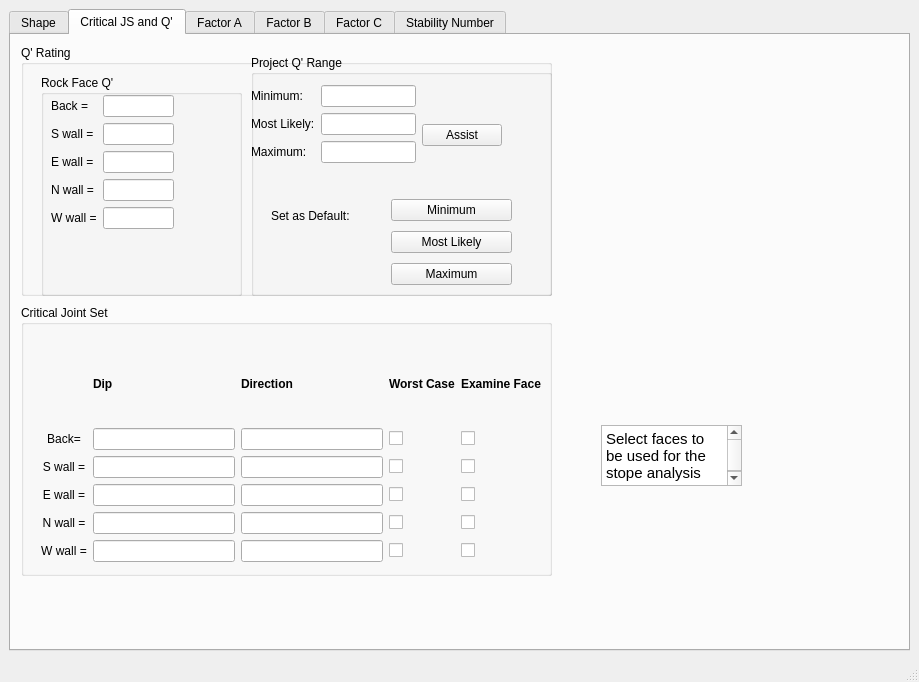
Above: mining.ui from amithreddy/ground-control-tool before the change. Below: the same form after it.
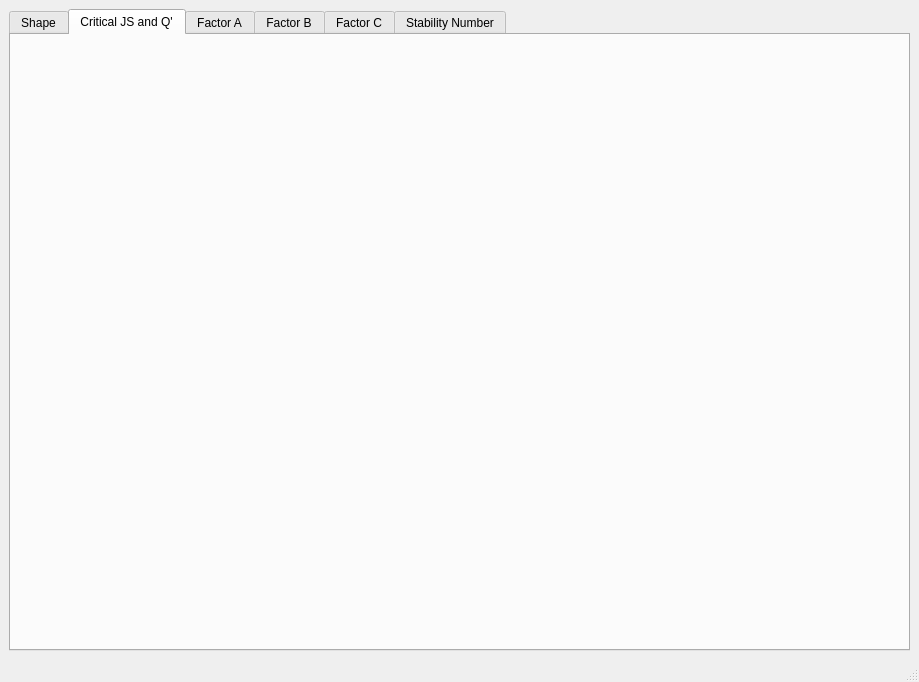
That is the form after the change. The open tabs and pages were chosen to show the change.

```diff
--- a/mining.ui
+++ b/mining.ui
@@ -51,523 +51,6 @@
          <attribute name="title">
           <string>Critical JS and Q'</string>
          </attribute>
-         <widget class="QGroupBox" name="groupBox_3">
-          <property name="geometry">
-           <rect>
-            <x>10</x>
-            <y>10</y>
-            <width>531</width>
-            <height>251</height>
-           </rect>
-          </property>
-          <property name="title">
-           <string>Q' Rating</string>
-          </property>
-          <widget class="QGroupBox" name="groupBox">
-           <property name="geometry">
-            <rect>
-             <x>20</x>
-             <y>30</y>
-             <width>201</width>
-             <height>221</height>
-            </rect>
-           </property>
-           <property name="title">
-            <string>Rock Face Q'</string>
-           </property>
-           <widget class="QWidget" name="formLayoutWidget">
-            <property name="geometry">
-             <rect>
-              <x>10</x>
-              <y>20</y>
-              <width>123</width>
-              <height>167</height>
-             </rect>
-            </property>
-            <layout class="QFormLayout" name="formLayout">
-             <item row="0" column="0">
-              <widget class="QLabel" name="rock_back_label">
-               <property name="text">
-                <string>Back =</string>
-               </property>
-              </widget>
-             </item>
-             <item row="0" column="1">
-              <widget class="QLineEdit" name="rockback"/>
-             </item>
-             <item row="1" column="0">
-              <widget class="QLabel" name="rock_south_label">
-               <property name="text">
-                <string>S wall =</string>
-               </property>
-              </widget>
-             </item>
-             <item row="1" column="1">
-              <widget class="QLineEdit" name="rocksouth"/>
-             </item>
-             <item row="2" column="1">
-              <widget class="QLineEdit" name="rockeast"/>
-             </item>
-             <item row="3" column="1">
-              <widget class="QLineEdit" name="rocknorth"/>
-             </item>
-             <item row="2" column="0">
-              <widget class="QLabel" name="rock_east_label">
-               <property name="text">
-                <string>E wall =</string>
-               </property>
-              </widget>
-             </item>
-             <item row="3" column="0">
-              <widget class="QLabel" name="rock_north_label">
-               <property name="text">
-                <string>N wall =</string>
-               </property>
-              </widget>
-             </item>
-             <item row="4" column="1">
-              <widget class="QLineEdit" name="rockwest"/>
-             </item>
-             <item row="4" column="0">
-              <widget class="QLabel" name="rock_west_label">
-               <property name="text">
-                <string>W wall =</string>
-               </property>
-              </widget>
-             </item>
-            </layout>
-           </widget>
-          </widget>
-          <widget class="QGroupBox" name="groupBox_2">
-           <property name="geometry">
-            <rect>
-             <x>230</x>
-             <y>10</y>
-             <width>301</width>
-             <height>241</height>
-            </rect>
-           </property>
-           <property name="title">
-            <string>Project Q' Range</string>
-           </property>
-           <widget class="QWidget" name="verticalLayoutWidget">
-            <property name="geometry">
-             <rect>
-              <x>140</x>
-              <y>140</y>
-              <width>121</width>
-              <height>95</height>
-             </rect>
-            </property>
-            <layout class="QVBoxLayout" name="verticalLayout_4">
-             <item>
-              <widget class="QPushButton" name="q_button_minimum">
-               <property name="text">
-                <string>Minimum</string>
-               </property>
-              </widget>
-             </item>
-             <item>
-              <widget class="QPushButton" name="q_most_likely">
-               <property name="text">
-                <string>Most Likely</string>
-               </property>
-              </widget>
-             </item>
-             <item>
-              <widget class="QPushButton" name="q_button_maximum">
-               <property name="text">
-                <string>Maximum</string>
-               </property>
-              </widget>
-             </item>
-            </layout>
-           </widget>
-           <widget class="QWidget" name="horizontalLayoutWidget">
-            <property name="geometry">
-             <rect>
-              <x>0</x>
-              <y>30</y>
-              <width>251</width>
-              <height>101</height>
-             </rect>
-            </property>
-            <layout class="QHBoxLayout" name="horizontalLayout_2">
-             <item>
-              <layout class="QFormLayout" name="formLayout_2">
-               <property name="fieldGrowthPolicy">
-                <enum>QFormLayout::AllNonFixedFieldsGrow</enum>
-               </property>
-               <item row="0" column="0">
-                <widget class="QLabel" name="q_minimum_label">
-                 <property name="text">
-                  <string>Minimum:</string>
-                 </property>
-                </widget>
-               </item>
-               <item row="0" column="1">
-                <widget class="QLineEdit" name="q_minimum"/>
-               </item>
-               <item row="1" column="0">
-                <widget class="QLabel" name="q_mostlikely_label">
-                 <property name="text">
-                  <string>Most Likely:</string>
-                 </property>
-                </widget>
-               </item>
-               <item row="1" column="1">
-                <widget class="QLineEdit" name="q_mostlikely"/>
-               </item>
-               <item row="2" column="0">
-                <widget class="QLabel" name="q_maximum_label">
-                 <property name="text">
-                  <string>Maximum:</string>
-                 </property>
-                </widget>
-               </item>
-               <item row="2" column="1">
-                <widget class="QLineEdit" name="q_maximum"/>
-               </item>
-              </layout>
-             </item>
-             <item>
-              <widget class="QPushButton" name="q_assist">
-               <property name="text">
-                <string>Assist</string>
-               </property>
-              </widget>
-             </item>
-            </layout>
-           </widget>
-           <widget class="QLabel" name="label_11">
-            <property name="geometry">
-             <rect>
-              <x>20</x>
-              <y>150</y>
-              <width>101</width>
-              <height>21</height>
-             </rect>
-            </property>
-            <property name="text">
-             <string>Set as Default:</string>
-            </property>
-           </widget>
-          </widget>
-         </widget>
-         <widget class="QGroupBox" name="groupBox_4">
-          <property name="geometry">
-           <rect>
-            <x>10</x>
-            <y>270</y>
-            <width>531</width>
-            <height>271</height>
-           </rect>
-          </property>
-          <property name="title">
-           <string>Critical Joint Set</string>
-          </property>
-          <widget class="QWidget" name="layoutWidget">
-           <property name="geometry">
-            <rect>
-             <x>20</x>
-             <y>40</y>
-             <width>500</width>
-             <height>217</height>
-            </rect>
-           </property>
-           <layout class="QGridLayout" name="gridLayout">
-            <item row="0" column="2">
-             <widget class="QLabel" name="direction_label">
-              <property name="font">
-               <font>
-                <weight>75</weight>
-                <bold>true</bold>
-               </font>
-              </property>
-              <property name="text">
-               <string>Direction</string>
-              </property>
-             </widget>
-            </item>
-            <item row="2" column="1">
-             <widget class="QLineEdit" name="southdip">
-              <property name="text">
-               <string/>
-              </property>
-             </widget>
-            </item>
-            <item row="2" column="0">
-             <widget class="QLabel" name="south_label">
-              <property name="font">
-               <font>
-                <weight>50</weight>
-                <bold>false</bold>
-               </font>
-              </property>
-              <property name="text">
-               <string>S wall =</string>
-              </property>
-              <property name="alignment">
-               <set>Qt::AlignCenter</set>
-              </property>
-             </widget>
-            </item>
-            <item row="0" column="1">
-             <widget class="QLabel" name="dip_label">
-              <property name="font">
-               <font>
-                <weight>75</weight>
-                <bold>true</bold>
-               </font>
-              </property>
-              <property name="text">
-               <string>Dip</string>
-              </property>
-             </widget>
-            </item>
-            <item row="3" column="1">
-             <widget class="QLineEdit" name="eastdip">
-              <property name="text">
-               <string/>
-              </property>
-             </widget>
-            </item>
-            <item row="1" column="0">
-             <widget class="QLabel" name="back_label">
-              <property name="font">
-               <font>
-                <weight>50</weight>
-                <bold>false</bold>
-               </font>
-              </property>
-              <property name="text">
-               <string>Back=</string>
-              </property>
-              <property name="alignment">
-               <set>Qt::AlignCenter</set>
-              </property>
-             </widget>
-            </item>
-            <item row="2" column="4">
-             <widget class="QCheckBox" name="southexamineface">
-              <property name="text">
-               <string/>
-              </property>
-             </widget>
-            </item>
-            <item row="1" column="1">
-             <widget class="QLineEdit" name="backdip">
-              <property name="text">
-               <string/>
-              </property>
-             </widget>
-            </item>
-            <item row="2" column="2">
-             <widget class="QLineEdit" name="southdirection">
-              <property name="text">
-               <string/>
-              </property>
-             </widget>
-            </item>
-            <item row="1" column="3">
-             <widget class="QCheckBox" name="backworstcase">
-              <property name="text">
-               <string/>
-              </property>
-             </widget>
-            </item>
-            <item row="4" column="0">
-             <widget class="QLabel" name="north_label">
-              <property name="font">
-               <font>
-                <weight>50</weight>
-                <bold>false</bold>
-               </font>
-              </property>
-              <property name="text">
-               <string>N wall =</string>
-              </property>
-              <property name="alignment">
-               <set>Qt::AlignCenter</set>
-              </property>
-             </widget>
-            </item>
-            <item row="1" column="2">
-             <widget class="QLineEdit" name="backdirection">
-              <property name="text">
-               <string/>
-              </property>
-             </widget>
-            </item>
-            <item row="1" column="4">
-             <widget class="QCheckBox" name="backexamineface">
-              <property name="text">
-               <string/>
-              </property>
-             </widget>
-            </item>
-            <item row="5" column="0">
-             <widget class="QLabel" name="west_label">
-              <property name="font">
-               <font>
-                <weight>50</weight>
-                <bold>false</bold>
-               </font>
-              </property>
-              <property name="text">
-               <string>W wall =</string>
-              </property>
-              <property name="alignment">
-               <set>Qt::AlignCenter</set>
-              </property>
-             </widget>
-            </item>
-            <item row="0" column="3">
-             <widget class="QLabel" name="worst_case_label">
-              <property name="font">
-               <font>
-                <weight>75</weight>
-                <bold>true</bold>
-               </font>
-              </property>
-              <property name="text">
-               <string>Worst Case</string>
-              </property>
-             </widget>
-            </item>
-            <item row="3" column="0">
-             <widget class="QLabel" name="east_label">
-              <property name="font">
-               <font>
-                <weight>50</weight>
-                <bold>false</bold>
-               </font>
-              </property>
-              <property name="text">
-               <string>E wall =</string>
-              </property>
-              <property name="alignment">
-               <set>Qt::AlignCenter</set>
-              </property>
-             </widget>
-            </item>
-            <item row="2" column="3">
-             <widget class="QCheckBox" name="southworstcase">
-              <property name="text">
-               <string/>
-              </property>
-             </widget>
-            </item>
-            <item row="5" column="1">
-             <widget class="QLineEdit" name="westdip">
-              <property name="text">
-               <string/>
-              </property>
-             </widget>
-            </item>
-            <item row="4" column="2">
-             <widget class="QLineEdit" name="northdirection">
-              <property name="text">
-               <string/>
-              </property>
-             </widget>
-            </item>
-            <item row="3" column="2">
-             <widget class="QLineEdit" name="eastdirection">
-              <property name="text">
-               <string/>
-              </property>
-             </widget>
-            </item>
-            <item row="4" column="3">
-             <widget class="QCheckBox" name="northworstcase">
-              <property name="text">
-               <string/>
-              </property>
-             </widget>
-            </item>
-            <item row="5" column="2">
-             <widget class="QLineEdit" name="westdirection">
-              <property name="text">
-               <string/>
-              </property>
-             </widget>
-            </item>
-            <item row="4" column="1">
-             <widget class="QLineEdit" name="northdip">
-              <property name="text">
-               <string/>
-              </property>
-             </widget>
-            </item>
-            <item row="5" column="3">
-             <widget class="QCheckBox" name="westworstcase">
-              <property name="text">
-               <string/>
-              </property>
-             </widget>
-            </item>
-            <item row="3" column="3">
-             <widget class="QCheckBox" name="eastworstcase">
-              <property name="text">
-               <string/>
-              </property>
-             </widget>
-            </item>
-            <item row="3" column="4">
-             <widget class="QCheckBox" name="eastexamineface">
-              <property name="text">
-               <string/>
-              </property>
-             </widget>
-            </item>
-            <item row="4" column="4">
-             <widget class="QCheckBox" name="northexamineface">
-              <property name="text">
-               <string/>
-              </property>
-             </widget>
-            </item>
-            <item row="5" column="4">
-             <widget class="QCheckBox" name="westexamineface">
-              <property name="text">
-               <string/>
-              </property>
-             </widget>
-            </item>
-            <item row="0" column="4">
-             <widget class="QLabel" name="examine_face_label">
-              <property name="font">
-               <font>
-                <weight>75</weight>
-                <bold>true</bold>
-               </font>
-              </property>
-              <property name="text">
-               <string>Examine Face</string>
-              </property>
-             </widget>
-            </item>
-           </layout>
-          </widget>
-         </widget>
-         <widget class="QTextBrowser" name="textBrowser">
-          <property name="geometry">
-           <rect>
-            <x>590</x>
-            <y>390</y>
-            <width>141</width>
-            <height>61</height>
-           </rect>
-          </property>
-          <property name="html">
-           <string>&lt;!DOCTYPE HTML PUBLIC &quot;-//W3C//DTD HTML 4.0//EN&quot; &quot;http://www.w3.org/TR/REC-html40/strict.dtd&quot;&gt;
-&lt;html&gt;&lt;head&gt;&lt;meta name=&quot;qrichtext&quot; content=&quot;1&quot; /&gt;&lt;style type=&quot;text/css&quot;&gt;
-p, li { white-space: pre-wrap; }
-&lt;/style&gt;&lt;/head&gt;&lt;body style=&quot; font-family:'Ubuntu'; font-size:11pt; font-weight:400; font-style:normal;&quot;&gt;
-&lt;p style=&quot; margin-top:0px; margin-bottom:0px; margin-left:0px; margin-right:0px; -qt-block-indent:0; text-indent:0px;&quot;&gt;Select faces to be used for the stope analysis&lt;/p&gt;&lt;/body&gt;&lt;/html&gt;</string>
-          </property>
-         </widget>
         </widget>
         <widget class="QWidget" name="FactorA">
          <attribute name="title">
```
Left out of the diff: 2 changed lines with no effect on the pictures.
